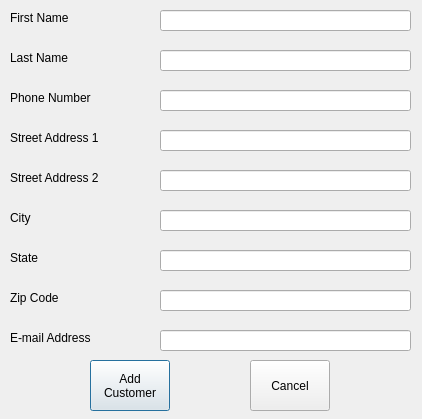
This is addeditdialog.ui in IziDeLuna/MasterGymTrainer as Qt 5 draws it before an edit. The edited form follows.
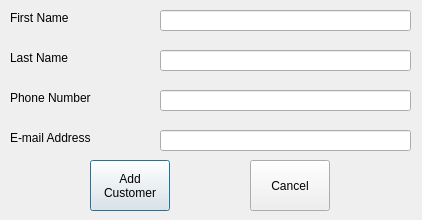
This is the edited form.

The edit to the form file:
```diff
--- a/addeditdialog.ui
+++ b/addeditdialog.ui
@@ -7,7 +7,7 @@
     <x>0</x>
     <y>0</y>
     <width>422</width>
-    <height>419</height>
+    <height>220</height>
    </rect>
   </property>
   <property name="windowTitle">
@@ -52,76 +52,11 @@
     <string>Phone Number</string>
    </property>
   </widget>
-  <widget class="QLabel" name="label_4">
-   <property name="geometry">
-    <rect>
-     <x>10</x>
-     <y>130</y>
-     <width>111</width>
-     <height>16</height>
-    </rect>
-   </property>
-   <property name="text">
-    <string>Street Address 1</string>
-   </property>
-  </widget>
-  <widget class="QLabel" name="label_5">
-   <property name="geometry">
-    <rect>
-     <x>10</x>
-     <y>170</y>
-     <width>111</width>
-     <height>16</height>
-    </rect>
-   </property>
-   <property name="text">
-    <string>Street Address 2</string>
-   </property>
-  </widget>
-  <widget class="QLabel" name="label_6">
-   <property name="geometry">
-    <rect>
-     <x>10</x>
-     <y>210</y>
-     <width>60</width>
-     <height>16</height>
-    </rect>
-   </property>
-   <property name="text">
-    <string>City</string>
-   </property>
-  </widget>
-  <widget class="QLabel" name="label_7">
-   <property name="geometry">
-    <rect>
-     <x>10</x>
-     <y>250</y>
-     <width>60</width>
-     <height>16</height>
-    </rect>
-   </property>
-   <property name="text">
-    <string>State</string>
-   </property>
-  </widget>
-  <widget class="QLabel" name="label_8">
-   <property name="geometry">
-    <rect>
-     <x>10</x>
-     <y>290</y>
-     <width>60</width>
-     <height>16</height>
-    </rect>
-   </property>
-   <property name="text">
-    <string>Zip Code</string>
-   </property>
-  </widget>
   <widget class="QLabel" name="label_9">
    <property name="geometry">
     <rect>
      <x>10</x>
-     <y>330</y>
+     <y>130</y>
      <width>111</width>
      <height>16</height>
     </rect>
@@ -160,61 +95,11 @@
     </rect>
    </property>
   </widget>
-  <widget class="QLineEdit" name="stAdrBox1">
-   <property name="geometry">
-    <rect>
-     <x>160</x>
-     <y>130</y>
-     <width>251</width>
-     <height>21</height>
-    </rect>
-   </property>
-  </widget>
-  <widget class="QLineEdit" name="stAdrBox2">
-   <property name="geometry">
-    <rect>
-     <x>160</x>
-     <y>170</y>
-     <width>251</width>
-     <height>21</height>
-    </rect>
-   </property>
-  </widget>
-  <widget class="QLineEdit" name="City">
-   <property name="geometry">
-    <rect>
-     <x>160</x>
-     <y>210</y>
-     <width>251</width>
-     <height>21</height>
-    </rect>
-   </property>
-  </widget>
-  <widget class="QLineEdit" name="stateBox">
-   <property name="geometry">
-    <rect>
-     <x>160</x>
-     <y>250</y>
-     <width>251</width>
-     <height>21</height>
-    </rect>
-   </property>
-  </widget>
-  <widget class="QLineEdit" name="zipCodeBox">
-   <property name="geometry">
-    <rect>
-     <x>160</x>
-     <y>290</y>
-     <width>251</width>
-     <height>21</height>
-    </rect>
-   </property>
-  </widget>
   <widget class="QLineEdit" name="emailBox">
    <property name="geometry">
     <rect>
      <x>160</x>
-     <y>330</y>
+     <y>130</y>
      <width>251</width>
      <height>21</height>
     </rect>
@@ -224,7 +109,7 @@
    <property name="geometry">
     <rect>
      <x>90</x>
-     <y>360</y>
+     <y>160</y>
      <width>80</width>
      <height>51</height>
     </rect>
@@ -238,7 +123,7 @@
    <property name="geometry">
     <rect>
      <x>250</x>
-     <y>360</y>
+     <y>160</y>
      <width>80</width>
      <height>51</height>
     </rect>
```
